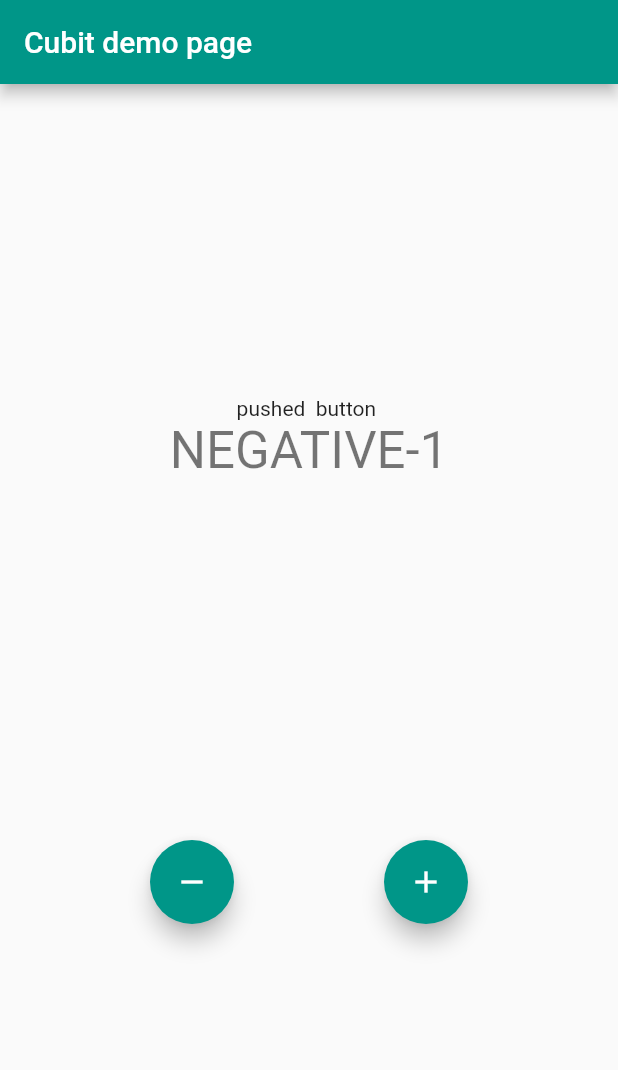
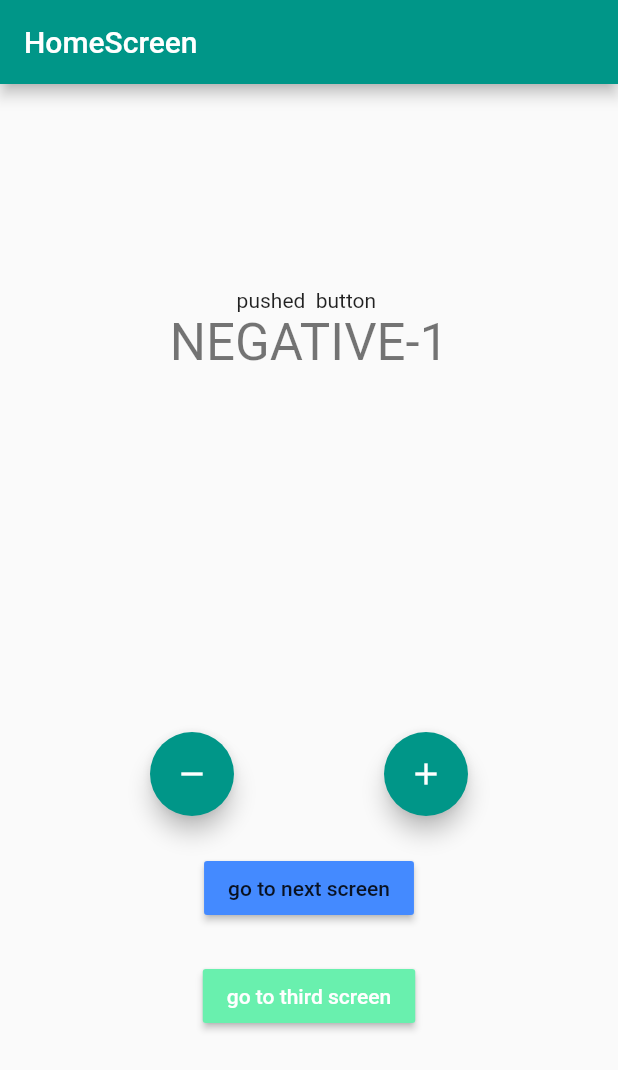
Before and after one commit to ArunKuleri/blocbasics, a Flutter app: the screen it shows after launch, after a tap on the "remove" icon, on a phone screen of 412 x 824 dp. Shown: the top 1070 px of the screen. Run offline on Flutter 3.47's test engine with Material 2 defaults, Android fonts, the phone set to English and light mode, and no system bars; our stand-ins replace bloc, flutter_bloc; missing offline and left inert: dart:ffi.

Commit message:
added routes and another pages, multiple blocs to each screen

```diff
--- a/lib/main.dart
+++ b/lib/main.dart
@@ -1,13 +1,24 @@
 import 'package:flutter/material.dart';
 import 'package:flutter_bloc/flutter_bloc.dart';
+import 'package:flutter_cubit/presentation/screens/app_router.dart';
+import 'package:flutter_cubit/presentation/screens/homescreen.dart';
+import 'package:flutter_cubit/presentation/screens/screen2.dart';
+import 'package:flutter_cubit/presentation/screens/screen3.dart';
 import './logic/cubit/counter_cubit.dart';
 
 void main() {
-  runApp(const MyApp());
+  runApp(MyApp());
 }
 
-class MyApp extends StatelessWidget {
-  const MyApp({super.key});
+class MyApp extends StatefulWidget {
+  MyApp({super.key});
+
+  @override
+  State<MyApp> createState() => _MyAppState();
+}
+
+class _MyAppState extends State<MyApp> {
+  final AppRouter _appRouter = AppRouter();
 
   @override
   Widget build(BuildContext context) {
@@ -20,107 +31,13 @@ class MyApp extends StatelessWidget {
           primarySwatch: Colors.teal,
           visualDensity: VisualDensity.adaptivePlatformDensity,
         ),
-        home: BlocProvider<CounterCubit>(
-          create: (context) => CounterCubit(),
-          child: const MyHomePage(
-            title: "Cubit demo page",
-          ),
-        ),
+        onGenerateRoute: _appRouter.onGenerateRoute,
       ),
     );
   }
-}
 
-class MyHomePage extends StatefulWidget {
-  const MyHomePage({super.key, required this.title});
-  final String title;
   @override
-  _MyHomePageState createState() => _MyHomePageState();
-}
-
-class _MyHomePageState extends State<MyHomePage> {
-  @override
-  Widget build(BuildContext context) {
-    return Scaffold(
-      appBar: AppBar(
-        title: Text(widget.title),
-      ),
-      body: BlocListener<CounterCubit, CounterState>(
-        listener: (context, state) {
-          if (state.wasIncrement == true) {
-            ScaffoldMessenger.of(context).showSnackBar(const SnackBar(
-              content: Text("incremented"),
-              duration: Duration(milliseconds: 300),
-            ));
-          } else if (state.wasIncrement == true) {
-            ScaffoldMessenger.of(context).showSnackBar(const SnackBar(
-              content: Text("Increment!"),
-              duration: Duration(),
-            ));
-          }
-        },
-        child: Center(
-          child: Column(
-            mainAxisAlignment: MainAxisAlignment.center,
-            children: <Widget>[
-              const Text("pushed  button "),
-              BlocBuilder<CounterCubit, CounterState>(
-                builder: (context, state) {
-                  if (state.counterValue < 0) {
-                    return Text(
-                      "NEGATIVE${state.counterValue}",
-                      style: Theme.of(context).textTheme.headlineMedium,
-                    );
-                  } else if (state.counterValue == 0) {
-                    return Text(
-                      state.counterValue.toString(),
-                      style: Theme.of(context).textTheme.headlineMedium,
-                    );
-                  } else if (state.counterValue % 2 == 0) {
-                    return Text(
-                      "even number${state.counterValue}",
-                      style: Theme.of(context).textTheme.headlineMedium,
-                    );
-                  } else if (state.counterValue % 2 != 0) {
-                    return Text(
-                      "odd number${state.counterValue}",
-                      style: Theme.of(context).textTheme.headlineMedium,
-                    );
-                  }
-                  return Text(
-                    state.counterValue.toString(),
-                    style: Theme.of(context).textTheme.headlineMedium,
-                  );
-                },
-              ),
-              const SizedBox(
-                height: 240,
-              ),
-              Row(
-                mainAxisAlignment: MainAxisAlignment.spaceEvenly,
-                children: [
-                  FloatingActionButton(
-                    heroTag: const Text("button"),
-                    onPressed: () {
-                      BlocProvider.of<CounterCubit>(context).decrement();
-                    },
-                    tooltip: "Decrement",
-                    child: const Icon(Icons.remove),
-                  ),
-                  FloatingActionButton(
-                    heroTag: const Text(""),
-                    onPressed: () {
-                      BlocProvider.of<CounterCubit>(context).increment();
-                    },
-                    tooltip: "increment",
-                    child: const Icon(Icons.add),
-                  )
-                ],
-              )
-            ],
-          ),
-        ),
-      ),
-    );
+  void dispose() {
+    super.dispose();
   }
 }
--- /dev/null
+++ b/lib/presentation/screens/app_router.dart
@@ -0,0 +1,43 @@
+import 'package:flutter/material.dart';
+import 'package:flutter_bloc/flutter_bloc.dart';
+import 'package:flutter_cubit/logic/cubit/counter_cubit.dart';
+import 'package:flutter_cubit/presentation/screens/homescreen.dart';
+import 'package:flutter_cubit/presentation/screens/screen2.dart';
+import 'package:flutter_cubit/presentation/screens/screen3.dart';
+
+class AppRouter {
+  final CounterCubit _counterCubit = CounterCubit();
+  Route? onGenerateRoute(RouteSettings Settings) {
+    final Object? key = Settings.arguments;
+    switch (Settings.name) {
+      case '/':
+        return MaterialPageRoute(
+            builder: (_) => BlocProvider.value(
+                value: _counterCubit,
+                child: MyHomePage(
+                  title: "HomeScreen",
+                  color: Colors.blueAccent,
+                )));
+        break;
+      case '/second':
+        return MaterialPageRoute(
+            builder: (_) => BlocProvider.value(
+                  value: _counterCubit,
+                  child: SecondScreen(
+                    title: "SecondScreen",
+                    color: Colors.redAccent,
+                  ),
+                ));
+        break;
+      case '/third':
+        return MaterialPageRoute(
+            builder: (_) => BlocProvider.value(
+                value: _counterCubit,
+                child: ThirdScreen(
+                    title: "ThirdScreen", color: Colors.greenAccent)));
+        break;
+      default:
+        return null;
+    }
+  }
+}
--- /dev/null
+++ b/lib/presentation/screens/homescreen.dart
@@ -0,0 +1,121 @@
+import 'package:flutter/material.dart';
+import 'package:flutter_bloc/flutter_bloc.dart';
+import 'package:flutter_cubit/logic/cubit/counter_cubit.dart';
+import 'package:flutter_cubit/presentation/screens/screen2.dart';
+
+class MyHomePage extends StatefulWidget {
+  const MyHomePage({super.key, required this.title, required this.color});
+  final String title;
+  final Color color;
+  @override
+  _MyHomePageState createState() => _MyHomePageState();
+}
+
+class _MyHomePageState extends State<MyHomePage> {
+  @override
+  Widget build(BuildContext context) {
+    return Scaffold(
+      appBar: AppBar(
+        title: Text(widget.title),
+      ),
+      body: BlocListener<CounterCubit, CounterState>(
+        listener: (context, state) {
+          if (state.wasIncrement == true) {
+            ScaffoldMessenger.of(context).showSnackBar(const SnackBar(
+              content: Text("incremented"),
+              duration: Duration(milliseconds: 300),
+            ));
+          } else if (state.wasIncrement == false) {
+            ScaffoldMessenger.of(context).showSnackBar(const SnackBar(
+              content: Text("decreament!"),
+              duration: Duration(),
+            ));
+          }
+        },
+        child: Center(
+          child: Column(
+            mainAxisAlignment: MainAxisAlignment.center,
+            children: <Widget>[
+              const Text("pushed  button "),
+              BlocBuilder<CounterCubit, CounterState>(
+                builder: (context, state) {
+                  if (state.counterValue < 0) {
+                    return Text(
+                      "NEGATIVE${state.counterValue}",
+                      style: Theme.of(context).textTheme.headlineMedium,
+                    );
+                  } else if (state.counterValue == 0) {
+                    return Text(
+                      state.counterValue.toString(),
+                      style: Theme.of(context).textTheme.headlineMedium,
+                    );
+                  } else if (state.counterValue % 2 == 0) {
+                    return Text(
+                      "even number${state.counterValue}",
+                      style: Theme.of(context).textTheme.headlineMedium,
+                    );
+                  } else if (state.counterValue % 2 != 0) {
+                    return Text(
+                      "odd number${state.counterValue}",
+                      style: Theme.of(context).textTheme.headlineMedium,
+                    );
+                  }
+                  return Text(
+                    state.counterValue.toString(),
+                    style: Theme.of(context).textTheme.headlineMedium,
+                  );
+                },
+              ),
+              const SizedBox(
+                height: 240,
+              ),
+              Row(
+                mainAxisAlignment: MainAxisAlignment.spaceEvenly,
+                children: [
+                  FloatingActionButton(
+                    heroTag: const Text("button"),
+                    onPressed: () {
+                      BlocProvider.of<CounterCubit>(context).decrement();
+                    },
+                    tooltip: "Decrement",
+                    child: const Icon(Icons.remove),
+                  ),
+                  FloatingActionButton(
+                    heroTag: const Text(""),
+                    onPressed: () {
+                      BlocProvider.of<CounterCubit>(context).increment();
+                    },
+                    tooltip: "increment",
+                    child: const Icon(Icons.add),
+                  )
+                ],
+              ),
+              SizedBox(
+                height: 24,
+              ),
+              MaterialButton(
+                color: widget.color,
+                child: Text("go to next screen"),
+                onPressed: () {
+                  Navigator.of(context).pushNamed('/second');
+                },
+              ),
+              SizedBox(
+                height: 24,
+              ),
+              MaterialButton(
+                  color: Colors.greenAccent,
+                  child: Text(
+                    "go to third screen",
+                    style: TextStyle(color: Colors.white),
+                  ),
+                  onPressed: () {
+                    Navigator.of(context).pushNamed('/third');
+                  })
+            ],
+          ),
+        ),
+      ),
+    );
+  }
+}
```
Also changed, not shown: lib/presentation/screens/screen2.dart (added, +123 -0 lines), lib/presentation/screens/screen3.dart (added, +105 -0 lines), 1 other file.
